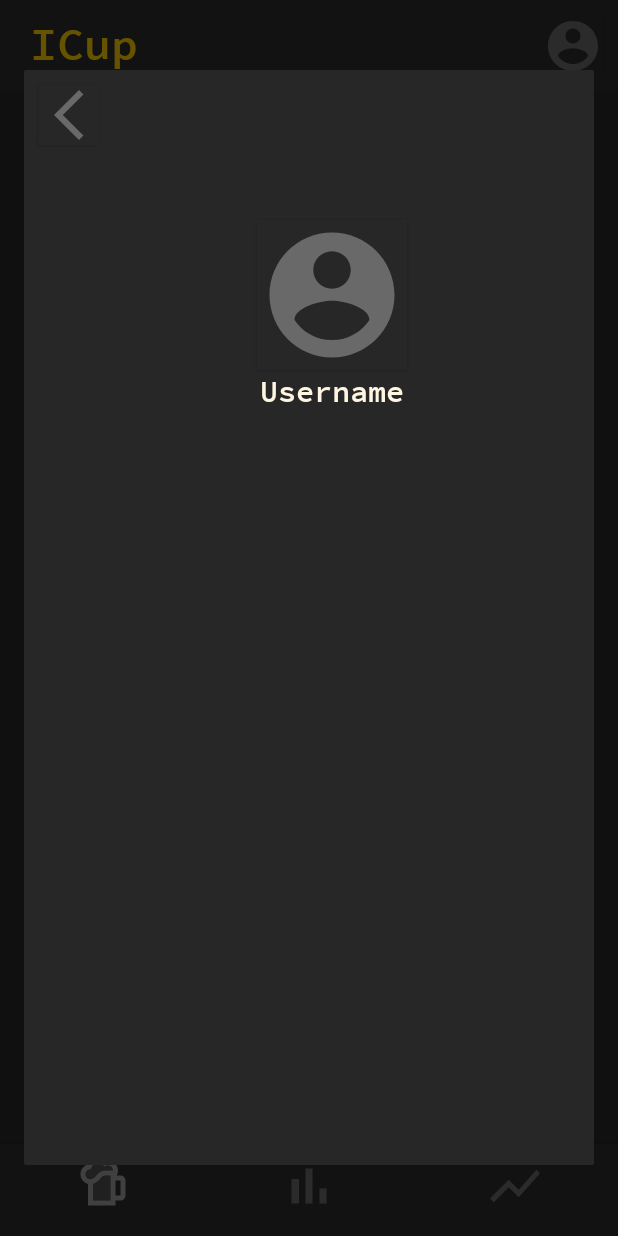
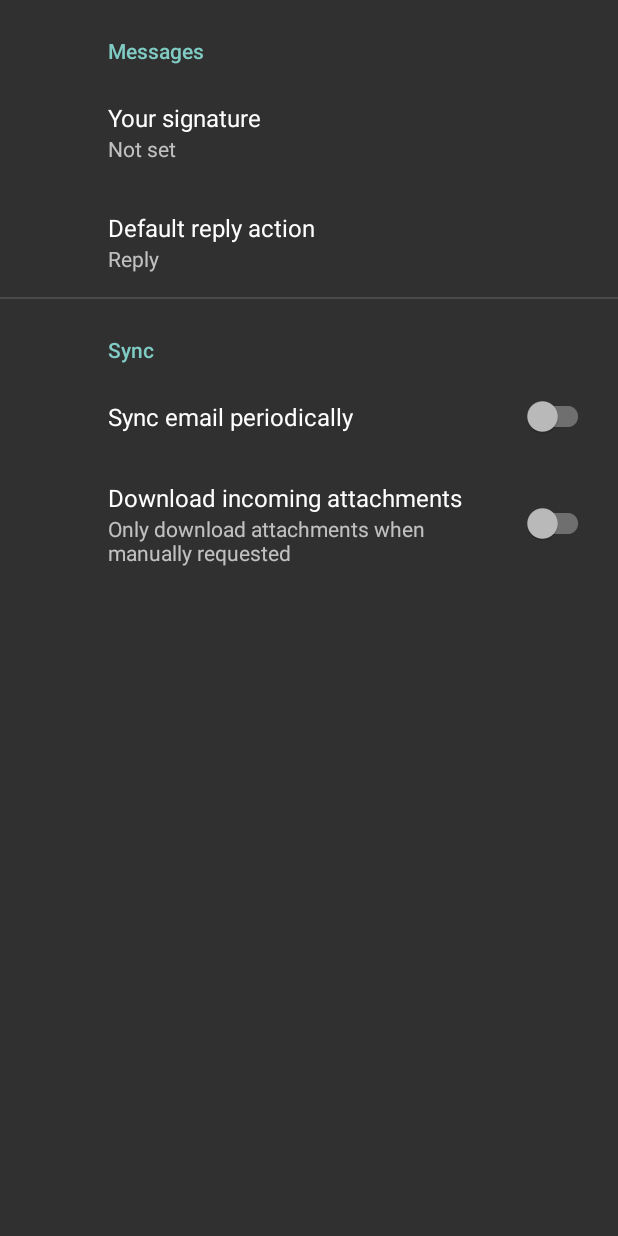
Before and after one commit to I-Cup/application_icup, an Android app: the screen it shows after launch (MainActivity before the commit, SettingsActivity after it), after a tap on an icon or button, on a phone screen of 412 x 824 dp. Run offline under Robolectric (Android 15) with nearby library versions, the phone set to English and light mode, and no system bars; our stand-ins replace androidx.preference.

Commit message:
settings activity

```diff
--- a/app/build.gradle
+++ b/app/build.gradle
@@ -37,6 +37,7 @@ dependencies {
     implementation 'androidx.appcompat:appcompat:1.3.1'
     implementation 'com.google.android.material:material:1.4.0'
     implementation 'androidx.constraintlayout:constraintlayout:2.1.1'
+    implementation 'androidx.preference:preference:1.1.1'
     testImplementation 'junit:junit:4.+'
     androidTestImplementation 'androidx.test.ext:junit:1.1.3'
     androidTestImplementation 'androidx.test.espresso:espresso-core:3.4.0'
--- a/app/src/main/java/be/theodorecousin/application_icup/MainActivity.kt
+++ b/app/src/main/java/be/theodorecousin/application_icup/MainActivity.kt
@@ -1,5 +1,6 @@
 package be.theodorecousin.application_icup
 
+import android.content.Intent
 import androidx.appcompat.app.AppCompatActivity
 import android.os.Bundle
 import android.widget.Button
@@ -16,7 +17,11 @@ open class MainActivity : AppCompatActivity() {
         setContentView(R.layout.activity_main)
 
         //importer la bottomnavigationview
+
+
+
         val navigationView = findViewById<BottomNavigationView>(R.id.navigation_view)
+
         navigationView.setOnNavigationItemSelectedListener {
             when(it.itemId)
             {
@@ -36,10 +41,9 @@ open class MainActivity : AppCompatActivity() {
             }
         }
 
-        loadFragment(HomeFragment(this))
-
         findViewById<Button>(R.id.settings_button).setOnClickListener {
-            SettingsPopup(AffondAdapter(this)).show()
+            val intent = Intent(this,SettingsActivity::class.java)
+            startActivity(intent)
         }
 
     }
--- /dev/null
+++ b/app/src/main/java/be/theodorecousin/application_icup/SettingsActivity.kt
@@ -0,0 +1,26 @@
+package be.theodorecousin.application_icup
+
+import android.os.Bundle
+import androidx.appcompat.app.AppCompatActivity
+import androidx.preference.PreferenceFragmentCompat
+
+class SettingsActivity : AppCompatActivity() {
+
+    override fun onCreate(savedInstanceState: Bundle?) {
+        super.onCreate(savedInstanceState)
+        setContentView(R.layout.settings_activity)
+        if (savedInstanceState == null) {
+            supportFragmentManager
+                    .beginTransaction()
+                    .replace(R.id.settings, SettingsFragment())
+                    .commit()
+        }
+        supportActionBar?.setDisplayHomeAsUpEnabled(true)
+    }
+
+    class SettingsFragment : PreferenceFragmentCompat() {
+        override fun onCreatePreferences(savedInstanceState: Bundle?, rootKey: String?) {
+            setPreferencesFromResource(R.xml.root_preferences, rootKey)
+        }
+    }
+}
--- a/app/src/main/java/be/theodorecousin/application_icup/SettingsPopup.kt
+++ /dev/null
@@ -1,16 +0,0 @@
-package be.theodorecousin.application_icup
-
-import android.app.Dialog
-import android.os.Bundle
-import android.view.Window
-import be.theodorecousin.application_icup.adapter.AffondAdapter
-
-class SettingsPopup(private val adapter: AffondAdapter) : Dialog(adapter.context) {
-
-    override fun onCreate(savedInstanceState: Bundle?) {
-        super.onCreate(savedInstanceState)
-        requestWindowFeature(Window.FEATURE_NO_TITLE)
-        setContentView(R.layout.popup_settings)
-    }
-
-}
--- a/app/src/main/res/drawable-anydpi/icon_bar_chart.xml
+++ b/app/src/main/res/drawable-anydpi/icon_bar_chart.xml
@@ -4,7 +4,7 @@
     android:viewportWidth="24"
     android:viewportHeight="24"
     android:tint="#949494"
-    android:alpha="0.6">
+    android:alpha="1">
   <path
       android:fillColor="@android:color/white"
       android:pathData="M5,9.2h3L8,19L5,19zM10.6,5h2.8v14h-2.8zM16.2,13L19,13v6h-2.8z"/>
--- a/app/src/main/res/drawable-anydpi/icon_beer.xml
+++ b/app/src/main/res/drawable-anydpi/icon_beer.xml
@@ -4,13 +4,14 @@
     android:viewportWidth="24"
     android:viewportHeight="24"
     android:tint="#333333"
-    android:alpha="0.6">
+    android:alpha="1">
   <path
       android:fillColor="@android:color/white"
       android:pathData="M15,19H8l0,-6.63c1.26,-0.34 2.11,-1.27 2.77,-1.99C11.6,9.47 12.08,9 13,9l2,0V19zM7,10.5c-1.1,0 -2,-0.9 -2,-2c0,-0.85 0.55,-1.6 1.37,-1.88l0.8,-0.27l0.36,-0.76C8,4.62 8.94,4.02 10,4.02c0.79,0 1.39,0.35 1.74,0.65l0.78,0.65c0,0 0.64,-0.32 1.47,-0.32c1.1,0 2,0.9 2,2c0,0 -3,0 -3,0C9.67,7 9.15,10.5 7,10.5C7,10.5 7,10.5 7,10.5L7,10.5z"
       android:strokeAlpha="0.3"
       android:fillAlpha="0.3"/>
   <path
-      android:fillColor="@android:color/white"
+      android:fillColor="@color/identity_color"
+
       android:pathData="M15,19H8l0,-6.63c1.26,-0.34 2.11,-1.27 2.77,-1.99C11.6,9.47 12.08,9 13,9l2,0V19zM10,2.02c-1.89,0 -3.51,1.11 -4.27,2.71C4.15,5.26 3,6.74 3,8.5c0,1.86 1.28,3.41 3,3.86L6,21h11v-2h2c1.1,0 2,-0.9 2,-2v-6c0,-1.1 -0.9,-2 -2,-2h-1.56C17.79,8.41 18,7.73 18,7c0,-2.21 -1.79,-4 -4,-4c-0.34,0 -0.66,0.05 -0.98,0.13C12.2,2.45 11.16,2.02 10,2.02L10,2.02zM7,10.5c-1.1,0 -2,-0.9 -2,-2c0,-0.85 0.55,-1.6 1.37,-1.88l0.8,-0.27l0.36,-0.76C8,4.62 8.94,4.02 10,4.02c0.79,0 1.39,0.35 1.74,0.65l0.78,0.65c0,0 0.64,-0.32 1.47,-0.32c1.1,0 2,0.9 2,2c0,0 -3,0 -3,0C9.67,7 9.15,10.5 7,10.5C7,10.5 7,10.5 7,10.5L7,10.5zM17,17v-6h2v6H17L17,17z"/>
 </vector>
--- a/app/src/main/res/drawable-anydpi/icon_line_chart.xml
+++ b/app/src/main/res/drawable-anydpi/icon_line_chart.xml
@@ -4,7 +4,7 @@
     android:viewportWidth="24"
     android:viewportHeight="24"
     android:tint="#949494"
-    android:alpha="0.6"
+    android:alpha="1"
     android:autoMirrored="true">
   <path
       android:fillColor="@android:color/white"
--- a/app/src/main/res/drawable/beer_icon_selector.xml
+++ b/app/src/main/res/drawable/beer_icon_selector.xml
@@ -1,5 +1,5 @@
 <?xml version="1.0" encoding="utf-8"?>
 <selector xmlns:android="http://schemas.android.com/apk/res/android">
-    <item android:state_checked="true" android:icon="@drawable/icon_beer_pressed" />
-    <item android:state_checked="false" android:icon="@drawable/icon_beer" />
+    <item android:state_checked="true" android:src="@drawable/icon_beer_pressed" />
+    <item android:state_checked="false" android:src="@drawable/icon_beer" />
 </selector>
--- a/app/src/main/res/drawable/bottom_nav_color.xml
+++ b/app/src/main/res/drawable/bottom_nav_color.xml
@@ -1,6 +1,6 @@
 <?xml version="1.0" encoding="utf-8"?>
 <selector xmlns:android="http://schemas.android.com/apk/res/android">
-    <item android:state_checked="true" android:color="#ececec" />
+    <item android:state_checked="true" android:color="#FFFFFF" />
     <item android:state_checked="false" android:color="#949494" />
 
 </selector>
--- a/app/src/main/res/layout/activity_main.xml
+++ b/app/src/main/res/layout/activity_main.xml
@@ -72,9 +72,10 @@
         app:menu="@menu/bottom_navigation_menu"
         app:itemIconSize="@dimen/default_icon_size"
         app:itemIconTint="@drawable/bottom_nav_color"
+        app:itemRippleColor="#00000000"
         app:layout_constraintBottom_toBottomOf="parent"
         app:layout_constraintEnd_toEndOf="parent"
-        app:layout_constraintStart_toStartOf="parent" />
+        app:layout_constraintStart_toStartOf="parent"/>
 
 
 
--- a/app/src/main/res/layout/popup_settings.xml
+++ /dev/null
@@ -1,52 +0,0 @@
-<?xml version="1.0" encoding="utf-8"?>
-<androidx.constraintlayout.widget.ConstraintLayout xmlns:android="http://schemas.android.com/apk/res/android"
-    xmlns:app="http://schemas.android.com/apk/res-auto"
-    android:layout_width="410dp"
-    android:layout_height="730dp"
-    android:background="@color/background_color">
-
-    <androidx.cardview.widget.CardView
-        android:id="@+id/cardView2"
-        android:layout_width="100dp"
-        android:layout_height="100dp"
-        android:layout_marginTop="100dp"
-        android:background="@color/background_color"
-        app:layout_constraintEnd_toEndOf="parent"
-        app:layout_constraintStart_toStartOf="parent"
-        app:layout_constraintTop_toTopOf="parent">
-
-        <ImageView
-            android:layout_width="match_parent"
-            android:layout_height="match_parent"
-            android:background="@color/background_color"
-            android:src="@drawable/icon_user_circle" />
-
-    </androidx.cardview.widget.CardView>
-
-    <androidx.cardview.widget.CardView
-        android:id="@+id/back_button"
-        android:layout_width="@dimen/default_icon_size"
-        android:layout_height="@dimen/default_icon_size"
-        app:layout_constraintStart_toStartOf="parent"
-        app:layout_constraintTop_toTopOf="parent"
-        android:layout_marginTop="10dp"
-        android:layout_marginStart="10dp">
-
-        <ImageView
-            android:layout_width="match_parent"
-            android:layout_height="match_parent"
-            android:src="@drawable/icon_back"
-            android:background="@color/background_color"/>
-
-    </androidx.cardview.widget.CardView>
-
-    <TextView
-        style="@style/text_style"
-        android:layout_width="wrap_content"
-        android:layout_height="wrap_content"
-        android:text="@string/user_name"
-        app:layout_constraintEnd_toEndOf="@+id/cardView2"
-        app:layout_constraintStart_toStartOf="@+id/cardView2"
-        app:layout_constraintTop_toBottomOf="@+id/cardView2" />
-
-</androidx.constraintlayout.widget.ConstraintLayout>
--- /dev/null
+++ b/app/src/main/res/layout/settings_activity.xml
@@ -0,0 +1,9 @@
+<LinearLayout
+    xmlns:android="http://schemas.android.com/apk/res/android"
+    android:layout_width="match_parent"
+    android:layout_height="match_parent">
+    <FrameLayout
+        android:id="@+id/settings"
+        android:layout_width="match_parent"
+        android:layout_height="match_parent"/>
+</LinearLayout>
--- a/app/src/main/res/menu/bottom_navigation_menu.xml
+++ b/app/src/main/res/menu/bottom_navigation_menu.xml
@@ -3,7 +3,8 @@
     <item
         android:id="@+id/home_page"
         android:title=""
-        android:icon="@drawable/icon_beer"/>
+        android:icon="@drawable/icon_beer"
+        />
 
     <item
         android:id="@+id/history_page"
--- /dev/null
+++ b/app/src/main/res/values/arrays.xml
@@ -0,0 +1,12 @@
+<resources>
+    <!-- Reply Preference -->
+    <string-array name="reply_entries">
+        <item>Reply</item>
+        <item>Reply to all</item>
+    </string-array>
+
+    <string-array name="reply_values">
+        <item>reply</item>
+        <item>reply_all</item>
+    </string-array>
+</resources>
--- a/app/src/main/res/values/strings.xml
+++ b/app/src/main/res/values/strings.xml
@@ -31,5 +31,21 @@
     <string name="stats_title">Statistiques</string>
     <string name="first_graph_title">Tous les affonds</string>
     <string name="second_graph_title">Progression</string>
+    <string name="title_activity_settings">SettingsActivity</string>
+
+    <!-- Preference Titles -->
+    <string name="messages_header">Messages</string>
+    <string name="sync_header">Sync</string>
+
+    <!-- Messages Preferences -->
+    <string name="signature_title">Your signature</string>
+    <string name="reply_title">Default reply action</string>
+
+    <!-- Sync Preferences -->
+    <string name="sync_title">Sync email periodically</string>
+    <string name="attachment_title">Download incoming attachments</string>
+    <string name="attachment_summary_on">Automatically download attachments for incoming emails
+    </string>
+    <string name="attachment_summary_off">Only download attachments when manually requested</string>
 
 </resources>
--- /dev/null
+++ b/app/src/main/res/xml/root_preferences.xml
@@ -0,0 +1,38 @@
+<PreferenceScreen
+    xmlns:app="http://schemas.android.com/apk/res-auto">
+
+    <PreferenceCategory
+        app:title="@string/messages_header">
+
+        <EditTextPreference
+            app:key="signature"
+            app:title="@string/signature_title"
+            app:useSimpleSummaryProvider="true"/>
+
+        <ListPreference
+            app:key="reply"
+            app:title="@string/reply_title"
+            app:entries="@array/reply_entries"
+            app:entryValues="@array/reply_values"
+            app:defaultValue="reply"
+            app:useSimpleSummaryProvider="true"/>
+
+    </PreferenceCategory>
+
+    <PreferenceCategory
+        app:title="@string/sync_header">
+
+        <SwitchPreferenceCompat
+            app:key="sync"
+            app:title="@string/sync_title"/>
+
+        <SwitchPreferenceCompat
+            app:key="attachment"
+            app:title="@string/attachment_title"
+            app:summaryOn="@string/attachment_summary_on"
+            app:summaryOff="@string/attachment_summary_off"
+            app:dependency="sync"/>
+
+    </PreferenceCategory>
+
+</PreferenceScreen>
--- a/build.gradle
+++ b/build.gradle
@@ -6,7 +6,7 @@ buildscript {
     }
     dependencies {
         classpath "com.android.tools.build:gradle:7.0.3"
-        classpath "org.jetbrains.kotlin:kotlin-gradle-plugin:1.5.31"
+        classpath 'org.jetbrains.kotlin:kotlin-gradle-plugin:1.6.0'
 
         // NOTE: Do not place your application dependencies here; they belong
         // in the individual module build.gradle files
```
Also changed, not shown: app/src/main/AndroidManifest.xml (+7 -3 lines).
